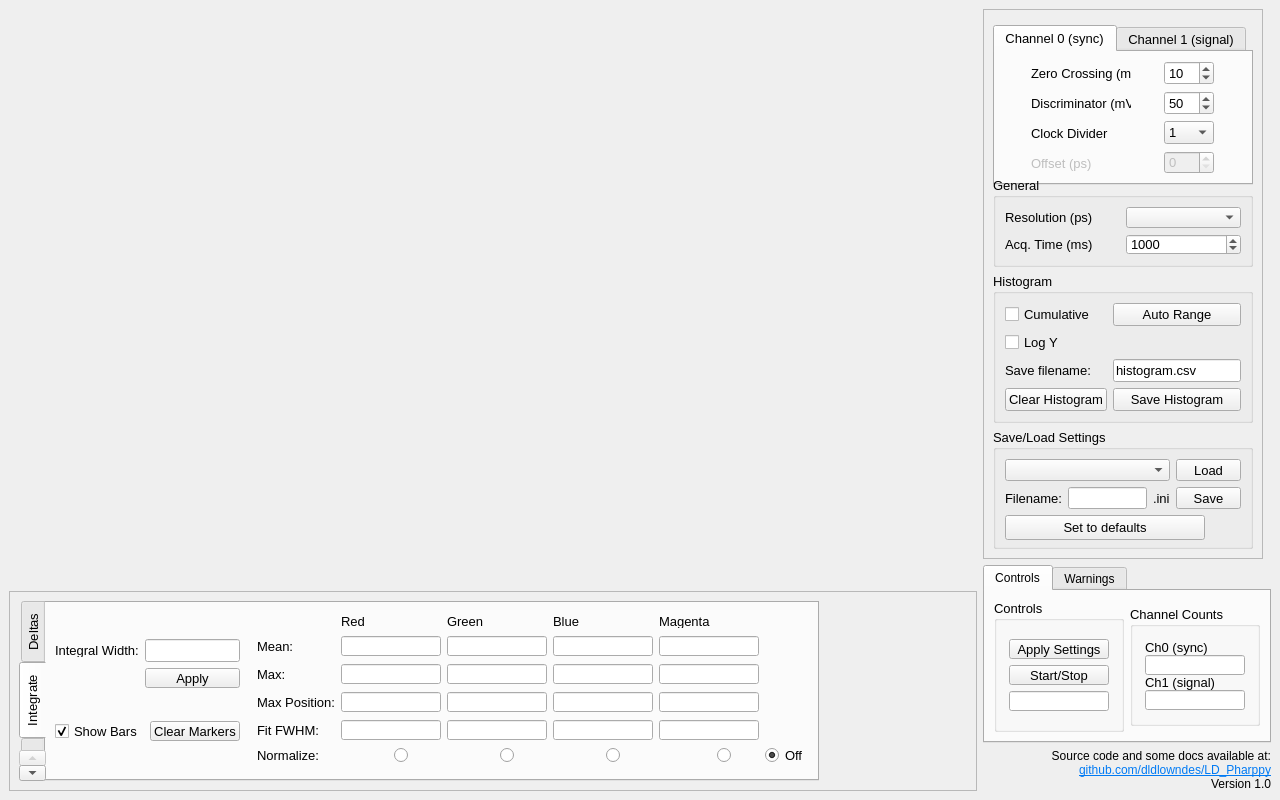
This is settings_gui.ui in dldlowndes/LD_Pharppy as Qt 5 draws it before an edit. The edited form follows.
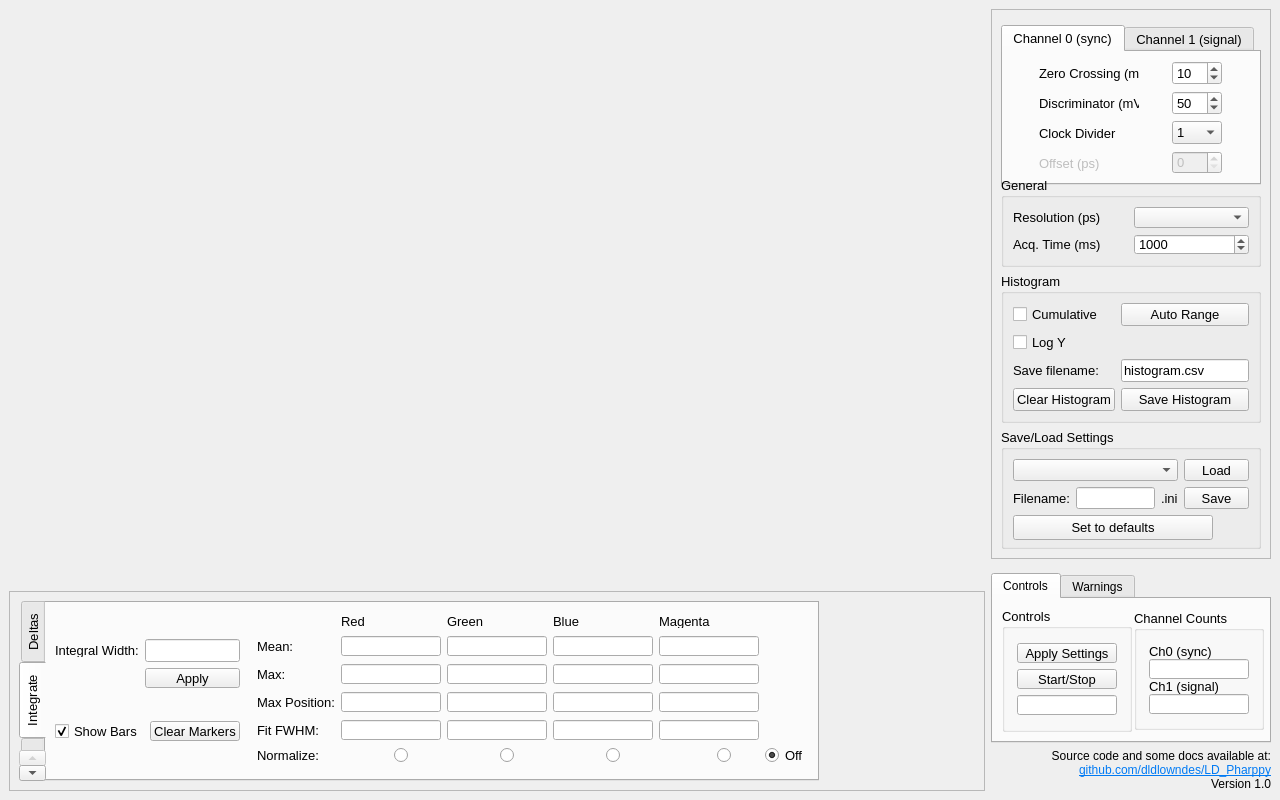
This is the edited form. Custom widgets are drawn as their Qt base class.

Commit message: Fixed bug (new version of PyQt5 puts QMessagebox somewhere else? This didn't used to fail...) Fixed GUI issue on certain resolutions where the boxes weren't scaling right Added some MD files to document contributing (CONTRIBUTING.MD) and started a (very simple) framework for crediting anyone who contributes (CREDITS.MD)

The edit to the form file:
```diff
--- a/settings_gui.ui
+++ b/settings_gui.ui
@@ -2040,6 +2040,24 @@
       </item>
       <item>
        <widget class="QTabWidget" name="control_Warning_Tabber">
+        <property name="sizePolicy">
+         <sizepolicy hsizetype="Fixed" vsizetype="Fixed">
+          <horstretch>0</horstretch>
+          <verstretch>0</verstretch>
+         </sizepolicy>
+        </property>
+        <property name="minimumSize">
+         <size>
+          <width>280</width>
+          <height>170</height>
+         </size>
+        </property>
+        <property name="maximumSize">
+         <size>
+          <width>280</width>
+          <height>170</height>
+         </size>
+        </property>
         <property name="currentIndex">
          <number>0</number>
         </property>
```
The commit also changes 5 other files.
